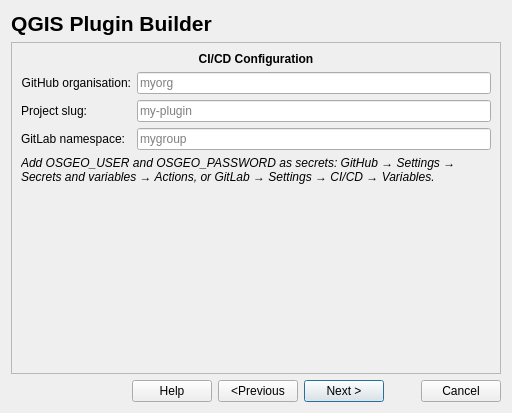
jonah-sullivan/Qgis-Plugin-Builder, file pluginbuilder4/plugin_builder_dialog_base.ui: the form before one commit.
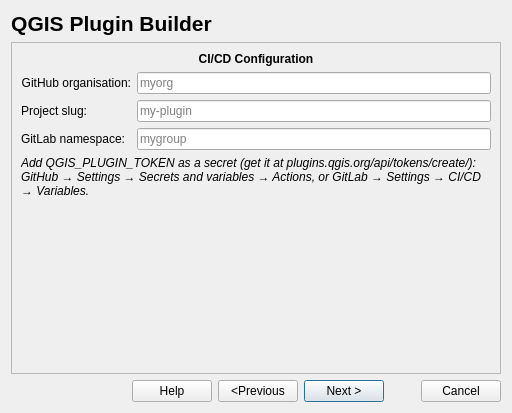
The form after the commit. The open tabs and pages were chosen to show the change.

Commit message: Add token-based authentication for QGIS plugin repository upload

Diff of the .ui file:
```diff
--- a/pluginbuilder4/plugin_builder_dialog_base.ui
+++ b/pluginbuilder4/plugin_builder_dialog_base.ui
@@ -1148,7 +1148,7 @@
           </font>
          </property>
          <property name="text">
-          <string>Add OSGEO_USER and OSGEO_PASSWORD as secrets: GitHub → Settings → Secrets and variables → Actions, or GitLab → Settings → CI/CD → Variables.</string>
+          <string>Add QGIS_PLUGIN_TOKEN as a secret (get it at plugins.qgis.org/api/tokens/create/): GitHub → Settings → Secrets and variables → Actions, or GitLab → Settings → CI/CD → Variables.</string>
          </property>
          <property name="wordWrap">
           <bool>true</bool>
```
The commit also changes 16 other files.
